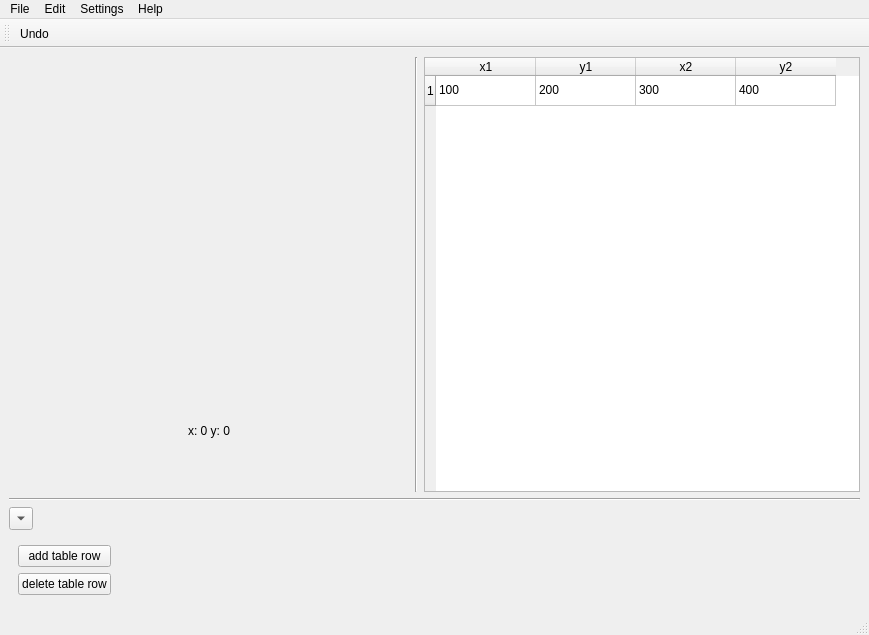
Old version of the form src/main/resources/base/rectmap.ui in the repository lgactna/RectangleMappingTool.
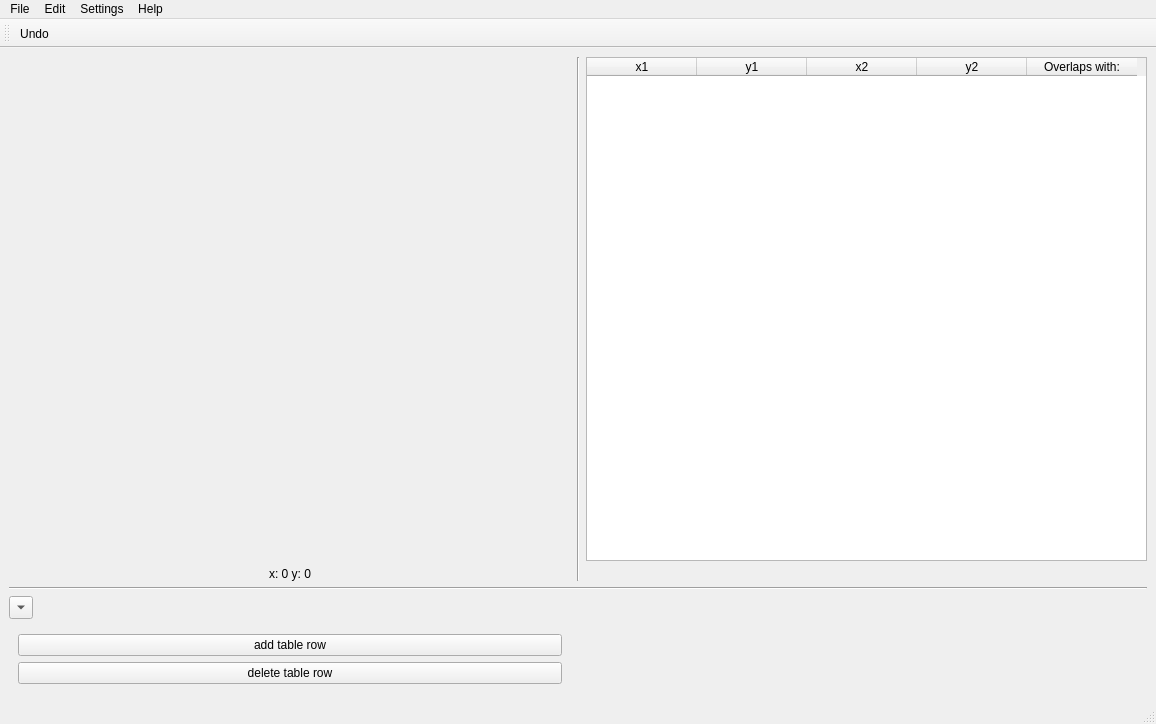
New version of the form.

```diff
--- a/src/main/resources/base/rectmap.ui
+++ b/src/main/resources/base/rectmap.ui
@@ -6,8 +6,8 @@
    <rect>
     <x>0</x>
     <y>0</y>
-    <width>869</width>
-    <height>635</height>
+    <width>1156</width>
+    <height>724</height>
    </rect>
   </property>
   <property name="windowTitle">
@@ -15,53 +15,29 @@
   </property>
   <widget class="QWidget" name="centralwidget">
    <layout class="QGridLayout" name="gridLayout">
-    <item row="0" column="0" colspan="2">
-     <spacer name="verticalSpacer">
-      <property name="orientation">
-       <enum>Qt::Vertical</enum>
-      </property>
-      <property name="sizeHint" stdset="0">
-       <size>
-        <width>20</width>
-        <height>40</height>
-       </size>
-      </property>
-     </spacer>
-    </item>
-    <item row="4" column="0" colspan="4">
-     <widget class="Line" name="line_2">
-      <property name="orientation">
-       <enum>Qt::Horizontal</enum>
-      </property>
-     </widget>
-    </item>
-    <item row="5" column="0" rowspan="2">
-     <widget class="QToolButton" name="toggle_show_button">
-      <property name="text">
-       <string/>
-      </property>
-      <property name="arrowType">
-       <enum>Qt::DownArrow</enum>
-      </property>
-     </widget>
-    </item>
-    <item row="0" column="2" rowspan="4">
-     <widget class="Line" name="line">
-      <property name="orientation">
-       <enum>Qt::Vertical</enum>
-      </property>
-     </widget>
-    </item>
-    <item row="0" column="3" rowspan="4">
+    <item row="0" column="2">
      <widget class="QTableWidget" name="table_widget">
+      <property name="sizePolicy">
+       <sizepolicy hsizetype="MinimumExpanding" vsizetype="Expanding">
+        <horstretch>0</horstretch>
+        <verstretch>0</verstretch>
+       </sizepolicy>
+      </property>
+      <property name="minimumSize">
+       <size>
+        <width>0</width>
+        <height>0</height>
+       </size>
+      </property>
+      <property name="maximumSize">
+       <size>
+        <width>575</width>
+        <height>16777215</height>
+       </size>
+      </property>
       <attribute name="horizontalHeaderDefaultSectionSize">
-       <number>100</number>
+       <number>110</number>
       </attribute>
-      <row>
-       <property name="text">
-        <string>1</string>
-       </property>
-      </row>
       <column>
        <property name="text">
         <string>x1</string>
@@ -82,42 +58,48 @@
         <string>y2</string>
        </property>
       </column>
-      <item row="0" column="0">
+      <column>
        <property name="text">
-        <string>100</string>
+        <string>Overlaps with:</string>
        </property>
-      </item>
-      <item row="0" column="1">
-       <property name="text">
-        <string>200</string>
-       </property>
-      </item>
-      <item row="0" column="2">
-       <property name="text">
-        <string>300</string>
-       </property>
-      </item>
-      <item row="0" column="3">
-       <property name="text">
-        <string>400</string>
-       </property>
-      </item>
+      </column>
      </widget>
     </item>
-    <item row="3" column="0" colspan="2">
-     <spacer name="verticalSpacer_2">
+    <item row="0" column="1" rowspan="2">
+     <widget class="Line" name="line">
       <property name="orientation">
        <enum>Qt::Vertical</enum>
       </property>
-      <property name="sizeHint" stdset="0">
-       <size>
-        <width>20</width>
-        <height>40</height>
-       </size>
+     </widget>
+    </item>
+    <item row="1" column="0">
+     <widget class="QLabel" name="coord_label">
+      <property name="text">
+       <string>x: 0 y: 0</string>
       </property>
-     </spacer>
+      <property name="alignment">
+       <set>Qt::AlignCenter</set>
+      </property>
+     </widget>
     </item>
-    <item row="1" column="0" colspan="2">
+    <item row="2" column="0" colspan="3">
+     <widget class="Line" name="line_2">
+      <property name="orientation">
+       <enum>Qt::Horizontal</enum>
+      </property>
+     </widget>
+    </item>
+    <item row="3" column="0">
+     <widget class="QToolButton" name="toggle_show_button">
+      <property name="text">
+       <string/>
+      </property>
+      <property name="arrowType">
+       <enum>Qt::DownArrow</enum>
+      </property>
+     </widget>
+    </item>
+    <item row="0" column="0">
      <widget class="QWidget" name="drawing_area" native="true">
       <property name="sizePolicy">
        <sizepolicy hsizetype="Expanding" vsizetype="Expanding">
@@ -133,7 +115,7 @@
       </property>
      </widget>
     </item>
-    <item row="7" column="0">
+    <item row="4" column="0">
      <widget class="QWidget" name="widget_2" native="true">
       <property name="enabled">
        <bool>true</bool>
@@ -162,16 +144,6 @@
       </layout>
      </widget>
     </item>
-    <item row="2" column="0" colspan="2">
-     <widget class="QLabel" name="coord_label">
-      <property name="text">
-       <string>x: 0 y: 0</string>
-      </property>
-      <property name="alignment">
-       <set>Qt::AlignCenter</set>
-      </property>
-     </widget>
-    </item>
    </layout>
   </widget>
   <widget class="QMenuBar" name="menubar">
@@ -179,7 +151,7 @@
     <rect>
      <x>0</x>
      <y>0</y>
-     <width>869</width>
+     <width>1156</width>
      <height>26</height>
     </rect>
    </property>
```
Left out of the diff: 10 changed lines with no effect on the pictures.
